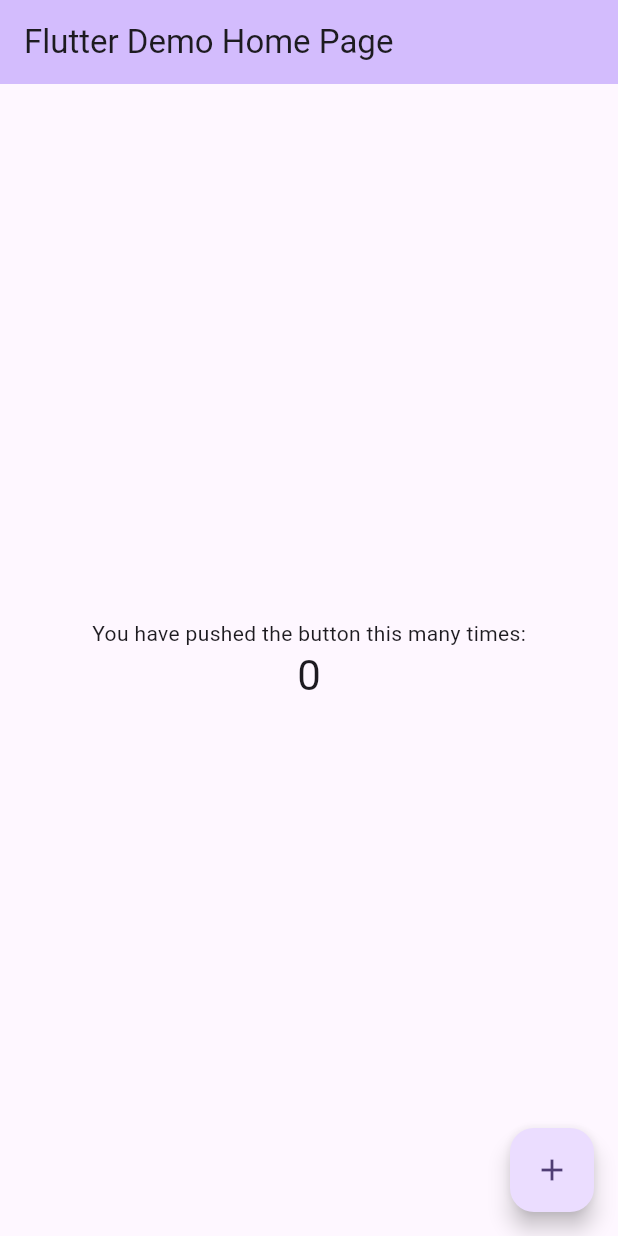
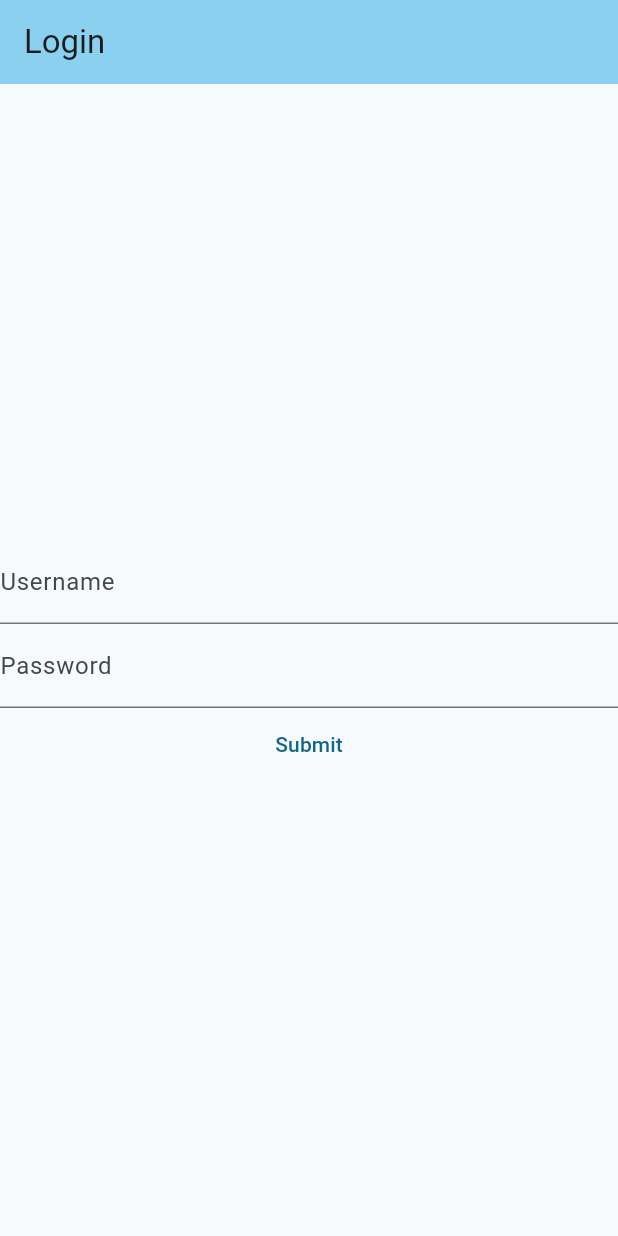
Before and after one commit to Lucastor05/project_flutter, a Flutter app: the screen it shows after launch, on a phone screen of 412 x 824 dp. Run offline on Flutter 3.47's test engine with Material 2 defaults, Android fonts, the phone set to English and light mode, and no system bars; missing offline and left inert: mongo_dart.

Commit message:
add Login Form

```diff
--- a/lib/Controller/main.dart
+++ b/lib/Controller/main.dart
@@ -1,6 +1,7 @@
 import 'package:flutter/material.dart';
 import 'package:project_flutter/Model/Database.dart';
-import 'package:project_flutter/View/MyHomePage.dart';
+import 'package:project_flutter/View/Login.dart';
+import 'package:project_flutter/View/Register.dart';
 
 Future<void> main() async{
   WidgetsFlutterBinding.ensureInitialized();
@@ -15,12 +16,25 @@ class MyApp extends StatelessWidget {
   @override
   Widget build(BuildContext context) {
     return MaterialApp(
-      title: 'Flutter Demo',
+      title: 'project_flutter',
       theme: ThemeData(
-        colorScheme: ColorScheme.fromSeed(seedColor: Colors.deepPurple),
+        colorScheme: ColorScheme.fromSeed(seedColor: Colors.blueGrey.shade900),
         useMaterial3: true,
       ),
-      home: const MyHomePage(title: 'Flutter Demo Home Page'),
+
+      initialRoute: '/',
+      routes: {
+        '/': (context) => Login(title: 'Login'),
+      },
+      onGenerateRoute: (settings) {
+        if (settings.name == '/register') {
+          final String argument = settings.arguments as String;
+          return MaterialPageRoute(
+            builder: (context) => Register(title: argument),
+          );
+        }
+        return null;
+      },
     );
   }
 }
--- a/lib/Model/Database.dart
+++ b/lib/Model/Database.dart
@@ -15,6 +15,8 @@ class Database {
       print('Erreur lors de la connexion à la base de données : $e');
     }
   }
+
+  /*
 
   static Future<void> insert(String name, String phone, String mail) async {
     if (_db == null || !_db.isConnected) {
@@ -51,6 +53,8 @@ class Database {
     }
   }
 
+  */
+
   static Future<void> close() async {
     if (_db != null && _db.isConnected) {
       await _db.close();
--- /dev/null
+++ b/lib/View/Login.dart
@@ -0,0 +1,61 @@
+import 'package:flutter/cupertino.dart';
+import 'package:flutter/material.dart';
+
+class Login extends StatefulWidget {
+  const Login({super.key, required this.title});
+  final String title;
+
+  @override
+  State<Login> createState() => _LoginState();
+}
+
+class _LoginState extends State<Login> {
+  final _formKey = GlobalKey<FormState>();
+
+  final usernameController = TextEditingController();
+  final passwordController = TextEditingController();
+
+  @override
+  Widget build(BuildContext context) {
+    return Scaffold(
+      appBar: AppBar(
+        backgroundColor: Theme.of(context).colorScheme.inversePrimary,
+        title: Text(widget.title),
+      ),
+      body: Center(
+        child: Form(
+          key: _formKey,
+          child: Column(
+            mainAxisAlignment: MainAxisAlignment.center,
+            children: <Widget>[
+              TextFormField(
+                controller: usernameController,
+                validator: (value) {
+                  if (value == null || value.isEmpty) {
+                    return 'Please enter some text';
+                  }
+                  return null;
+                },
+                decoration: const InputDecoration(labelText: 'Username'),
+              ),
+              TextFormField(
+                controller: passwordController,
+                validator: (value) {
+                  if (value == null || value.isEmpty) {
+                    return 'Please enter some text';
+                  }
+                  return null;
+                },
+                decoration: const InputDecoration(labelText: 'Password'),
+              ),
+              TextButton(
+                onPressed: () {},
+                child: const Text('Submit'),
+              ),
+            ],
+          ),
+        ),
+      ),
+    );
+  }
+}
--- a/lib/View/MyHomePage.dart
+++ b/lib/View/Register.dart
@@ -1,15 +1,15 @@
 import 'package:flutter/cupertino.dart';
 import 'package:flutter/material.dart';
 
-class MyHomePage extends StatefulWidget {
-  const MyHomePage({super.key, required this.title});
+class Register extends StatefulWidget {
+  const Register({super.key, required this.title});
   final String title;
 
   @override
-  State<MyHomePage> createState() => _MyHomePageState();
+  State<Register> createState() => _RegisterState();
 }
 
-class _MyHomePageState extends State<MyHomePage> {
+class _RegisterState extends State<Register> {
   int _counter = 0;
 
   void _incrementCounter() {
```
